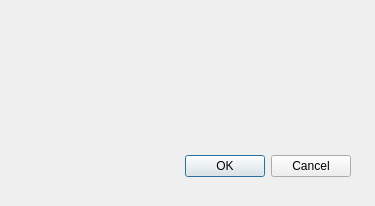
Before: the Qt Designer form src/captchadlg.ui in psi-im/psi, drawn with Qt 5.
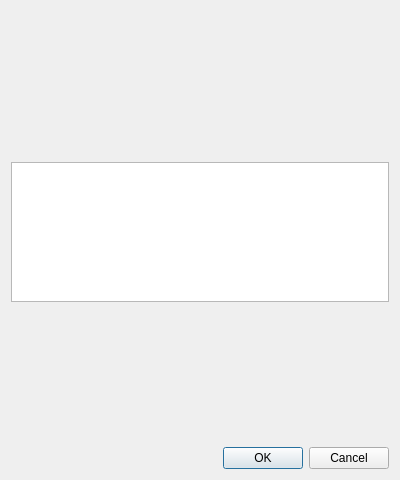
After: the same form once the commit is applied. Custom widgets are drawn as their Qt base class.

Commit message:
CAPTCHA dialog (#924)
* captchadlg.ui make the window size bigger, remove unused buttonBox size

* captchadlg.ui: more meaningful title

* captchadlg.ui: move vertical layout into UI and add an account label

* captchadlg: show sender and message of the CAPTCHA

```diff
--- a/src/captchadlg.ui
+++ b/src/captchadlg.ui
@@ -6,22 +6,42 @@
    <rect>
     <x>0</x>
     <y>0</y>
-    <width>375</width>
-    <height>206</height>
+    <width>400</width>
+    <height>480</height>
    </rect>
   </property>
   <property name="windowTitle">
    <string>Dialog</string>
   </property>
+  <layout class="QVBoxLayout" name="verticalLayout" stretch="1,1,2,2,1">
+   <item>
+    <widget class="AccountLabel" name="lb_ident" native="true">
+     <property name="sizePolicy">
+      <sizepolicy hsizetype="Minimum" vsizetype="Preferred">
+       <horstretch>0</horstretch>
+       <verstretch>0</verstretch>
+      </sizepolicy>
+     </property>
+     <property name="text" stdset="0">
+      <string>AccountLabel</string>
+     </property>
+    </widget>
+   </item>
+   <item>
+    <widget class="QLabel" name="lb_from"/>
+   </item>
+   <item>
+    <widget class="QTextEdit" name="te_message">
+     <property name="readOnly">
+      <bool>true</bool>
+     </property>
+    </widget>
+   </item>
+   <item>
+    <layout class="QHBoxLayout" name="layoutForm"/>
+   </item>
+   <item>
   <widget class="QDialogButtonBox" name="buttonBox">
-   <property name="geometry">
-    <rect>
-     <x>10</x>
-     <y>150</y>
-     <width>341</width>
-     <height>32</height>
-    </rect>
-   </property>
    <property name="orientation">
     <enum>Qt::Horizontal</enum>
    </property>
@@ -29,7 +49,16 @@
     <set>QDialogButtonBox::Cancel|QDialogButtonBox::Ok</set>
    </property>
   </widget>
+   </item>
+  </layout>
  </widget>
+ <customwidgets>
+  <customwidget>
+   <class>AccountLabel</class>
+   <extends>QWidget</extends>
+   <header>accountlabel.h</header>
+  </customwidget>
+ </customwidgets>
  <resources/>
  <connections>
   <connection>
```
Left out of the diff: 2 changed lines with no effect on the pictures. Lines whose indentation alone changed are shown as unchanged. The commit also changes 3 other files.
